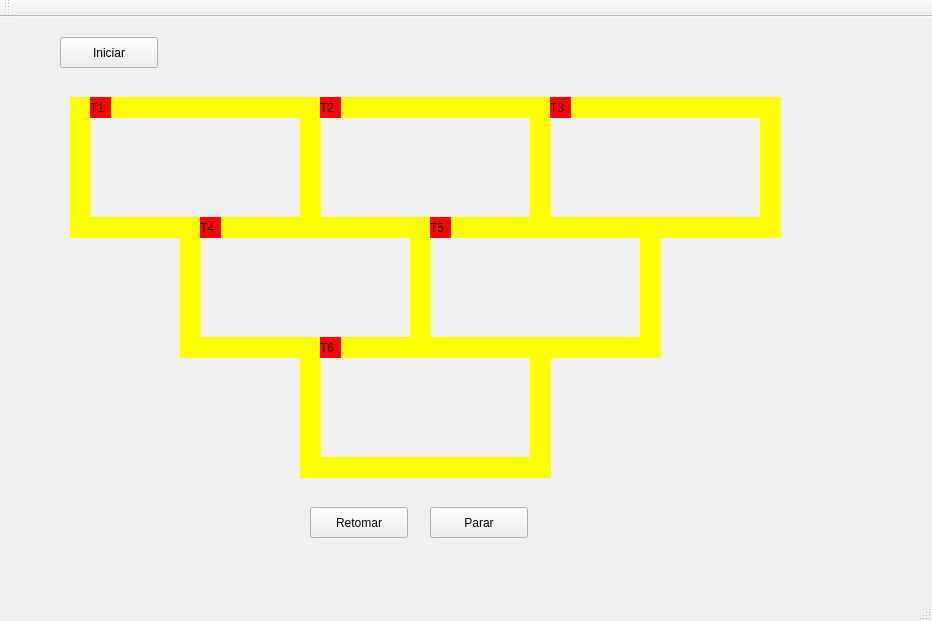
Old version of the form mainwindow.ui in the repository mclara-s/SO_U1-Trens.
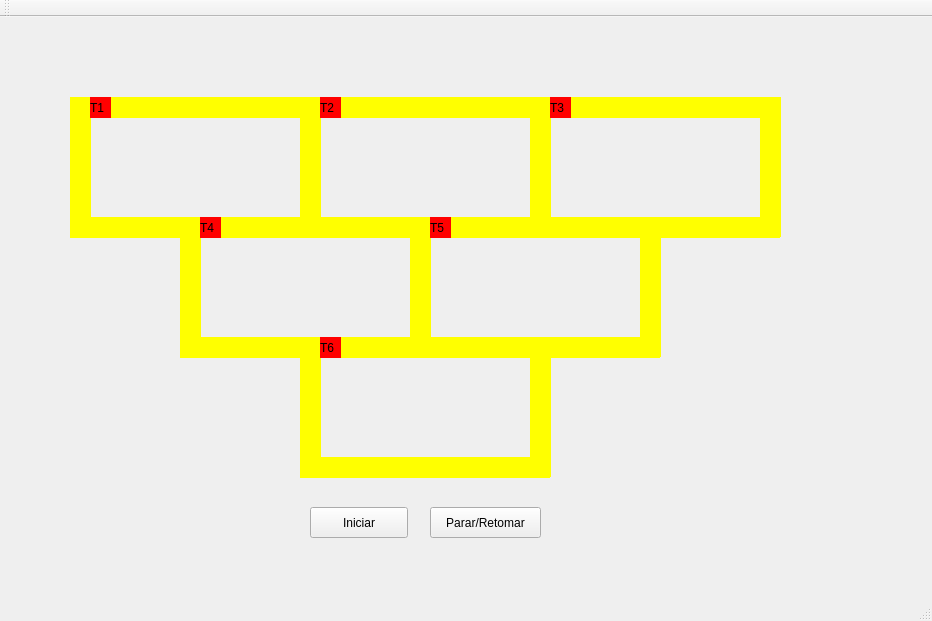
New version of the form.

Commit message: botões Parar e Retomar agora são um só. Parar/Retomar

```diff
--- a/mainwindow.ui
+++ b/mainwindow.ui
@@ -106,8 +106,8 @@
    <widget class="QPushButton" name="pushButton">
     <property name="geometry">
      <rect>
-      <x>60</x>
-      <y>20</y>
+      <x>310</x>
+      <y>490</y>
       <width>98</width>
       <height>31</height>
      </rect>
@@ -449,25 +449,12 @@
      <rect>
       <x>430</x>
       <y>490</y>
-      <width>98</width>
+      <width>111</width>
       <height>31</height>
      </rect>
     </property>
     <property name="text">
-     <string>Parar</string>
-    </property>
-   </widget>
-   <widget class="QPushButton" name="pushButton_3">
-    <property name="geometry">
-     <rect>
-      <x>310</x>
-      <y>490</y>
-      <width>98</width>
-      <height>31</height>
-     </rect>
-    </property>
-    <property name="text">
-     <string>Retomar</string>
+     <string>Parar/Retomar</string>
     </property>
    </widget>
    <zorder>label_trilho1</zorder>
```
Left out of the diff: 1 changed line with no effect on the pictures. The commit also changes 4 other files.
